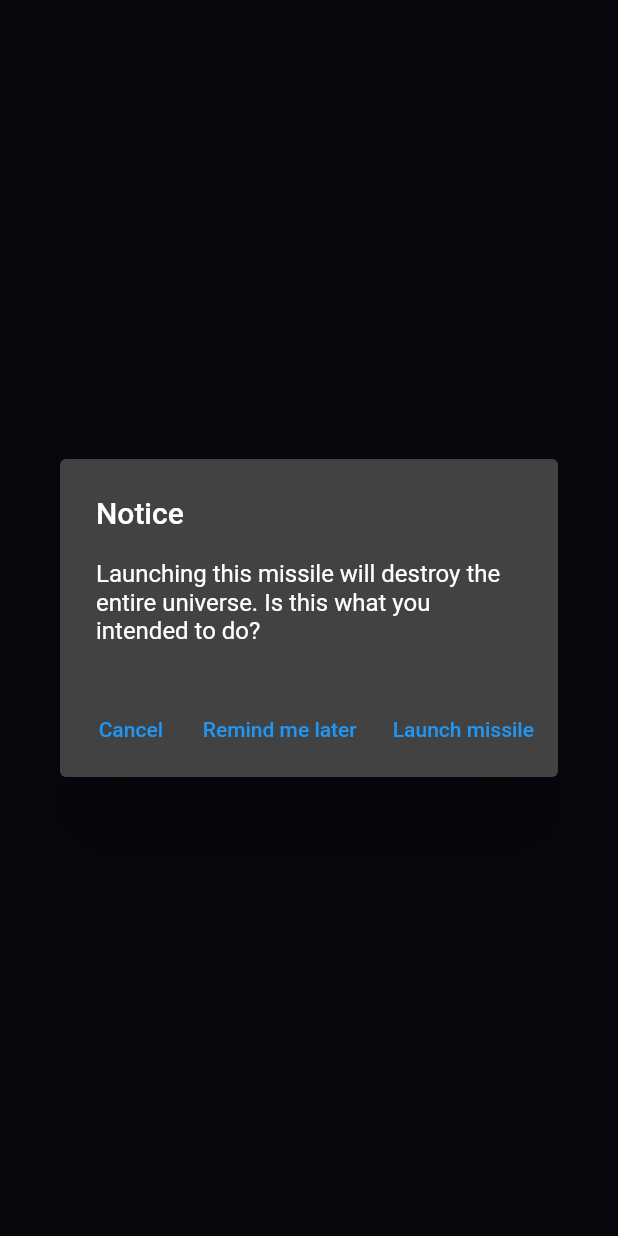
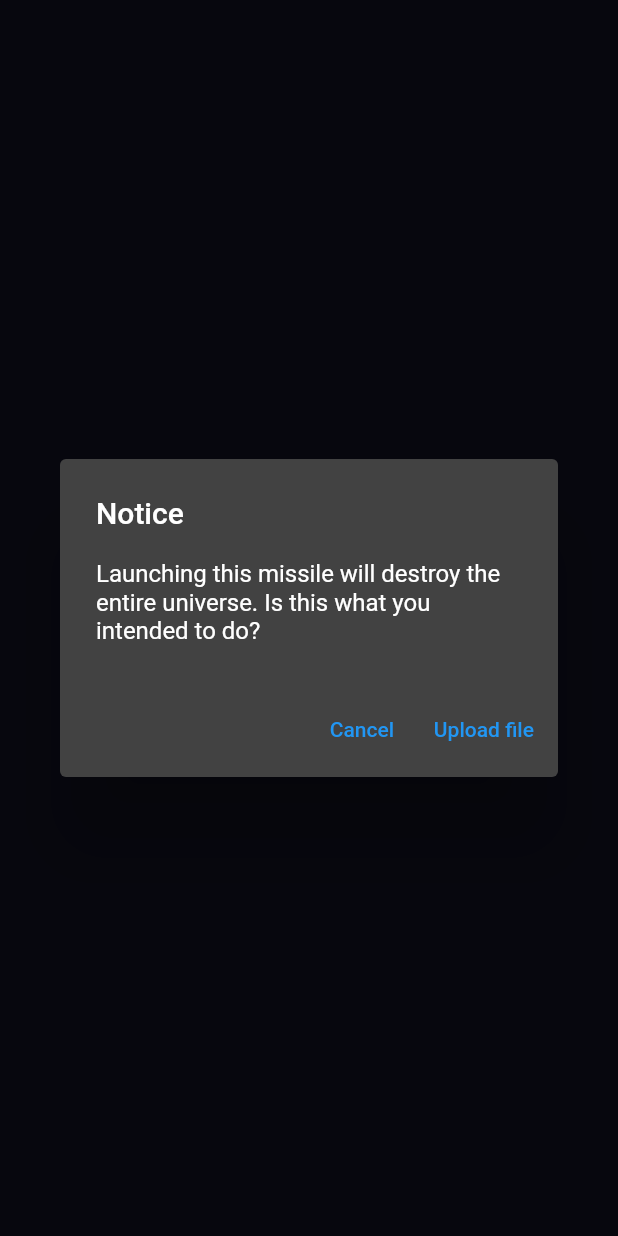
Before and after one commit to AlulaLeak/client-financing-application, a Flutter app: what uploadConfirmation() shows on an empty page, opened directly with empty values, on a phone screen of 412 x 824 dp. Run offline on Flutter 3.47's test engine with Material 2 defaults, Android fonts, the phone set to English and light mode, and no system bars; our stand-ins replace cloud_firestore, file_picker, firebase_auth, firebase_core, firebase_storage; missing offline and left inert: flutterfire_ui; accounts and stored records are empty; network calls fail; statements that could not run were skipped.

Commit message:
added exit to confirmaton popup

```diff
--- a/lib/widgets/upload_confirmation.dart
+++ b/lib/widgets/upload_confirmation.dart
@@ -3,23 +3,25 @@ import 'package:firebase_storage/firebase_storage.dart';
 import 'dart:io';
 import 'package:flutter/foundation.dart';
 import 'package:flutter/services.dart' show rootBundle;
+import 'package:provider/provider.dart';
+import '../providers/userinfo_provider.dart';
 
 void uploadConfirmation(BuildContext context, path, fileName) async {
+  final user =
+      Provider.of<UserInformation>(context, listen: false).uid.toString();
   Widget remindButton = TextButton(
     child: const Text("Cancel"),
-    onPressed: () {},
-  );
-  Widget cancelButton = TextButton(
-    child: const Text("Remind me later"),
-    onPressed: () {},
+    onPressed: () {
+      Navigator.pop(context);
+    },
   );
   Widget launchButton = TextButton(
-    child: const Text("Launch missile"),
+    child: const Text("Upload file"),
     onPressed: () async {
       final UploadTask uploadTask;
       final storage =
           FirebaseStorage.instanceFor(bucket: "gs://workingauth.appspot.com");
-      final ref = storage.ref().child(fileName);
+      final ref = storage.ref().child(user).child(fileName);
       final metadata = SettableMetadata(
         // contentType: 'application/pdf',
         contentType: 'image/png',
@@ -32,6 +34,8 @@ void uploadConfirmation(BuildContext context, path, fileName) async {
       } else {
         ref.putFile(File(path), metadata);
       }
+      // MUST ALSO UPDATE THE DATABASE WITH THE FILE NAME!!
+      Navigator.pop(context);
     },
   );
   // set up the AlertDialog
@@ -41,7 +45,6 @@ void uploadConfirmation(BuildContext context, path, fileName) async {
         "Launching this missile will destroy the entire universe. Is this what you intended to do?"),
     actions: [
       remindButton,
-      cancelButton,
       launchButton,
     ],
   );
```
